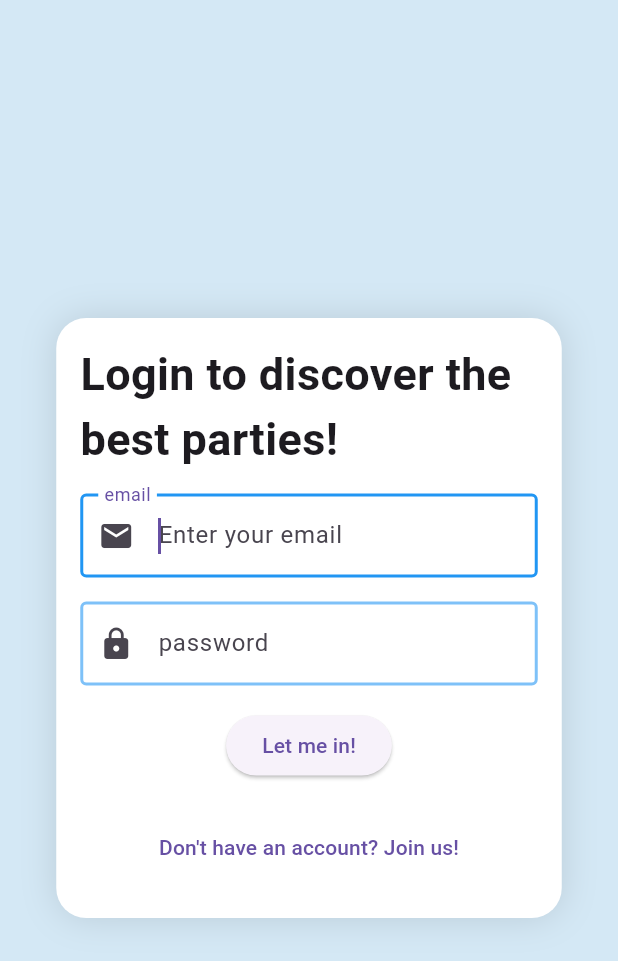
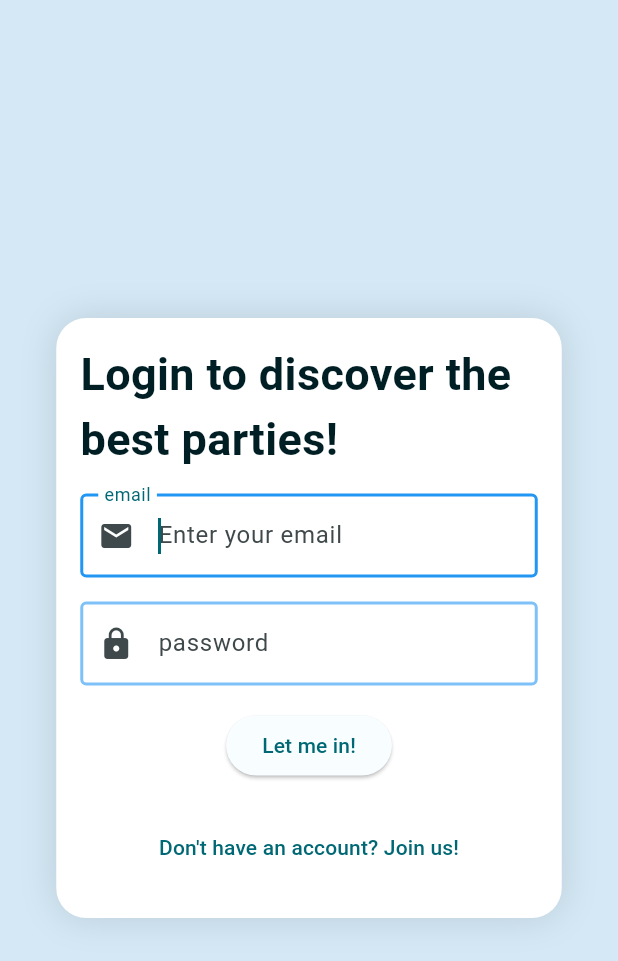
Before and after one commit to bramba2000/crowDJ, a Flutter app: the screen it shows after launch, on a phone screen of 412 x 824 dp. Shown: the top 961 px of the screen. Run offline on Flutter 3.47's test engine with Material 3 defaults, Android fonts, the phone set to English and light mode, and no system bars; our stand-ins replace cloud_firestore, firebase_auth, firebase_core, flutter_map, flutter_riverpod, freezed_annotation and 4 more; missing offline and left inert: geoflutterfire2, spotify; accounts and stored records are empty; generated files the repository leaves out were written again.

Commit message:
add theme configuration

```diff
--- a/crowdj_app/lib/main.dart
+++ b/crowdj_app/lib/main.dart
@@ -4,6 +4,8 @@ import 'package:firebase_core/firebase_core.dart';
 
 import './firebase_options.dart';
 import 'core/router/router.dart';
+import 'feature/theme/constants/color_schemes.g.dart';
+import 'feature/theme/providers/theme.dart';
 
 Future<void> main() async {
   WidgetsFlutterBinding.ensureInitialized();
@@ -18,7 +20,10 @@ class MainApp extends ConsumerWidget {
   Widget build(BuildContext context, WidgetRef ref) {
     return MaterialApp.router(
       routerConfig: ref.watch(routerProvider),
-      title: "title",
+      theme: ThemeData.from(colorScheme: lightColorScheme),
+      darkTheme: ThemeData.from(colorScheme: darkColorScheme),
+      themeMode: ref.watch(themeNotifierProvider),
+      title: "CrowDJ",
     );
   }
 }
```
Also changed, not shown: crowdj_app/lib/feature/theme/providers/theme.dart (added, +24 -0 lines), crowdj_app/lib/feature/theme/constants/color_schemes.g.dart (added), crowdj_app/lib/feature/theme/providers/theme.g.dart (added).
